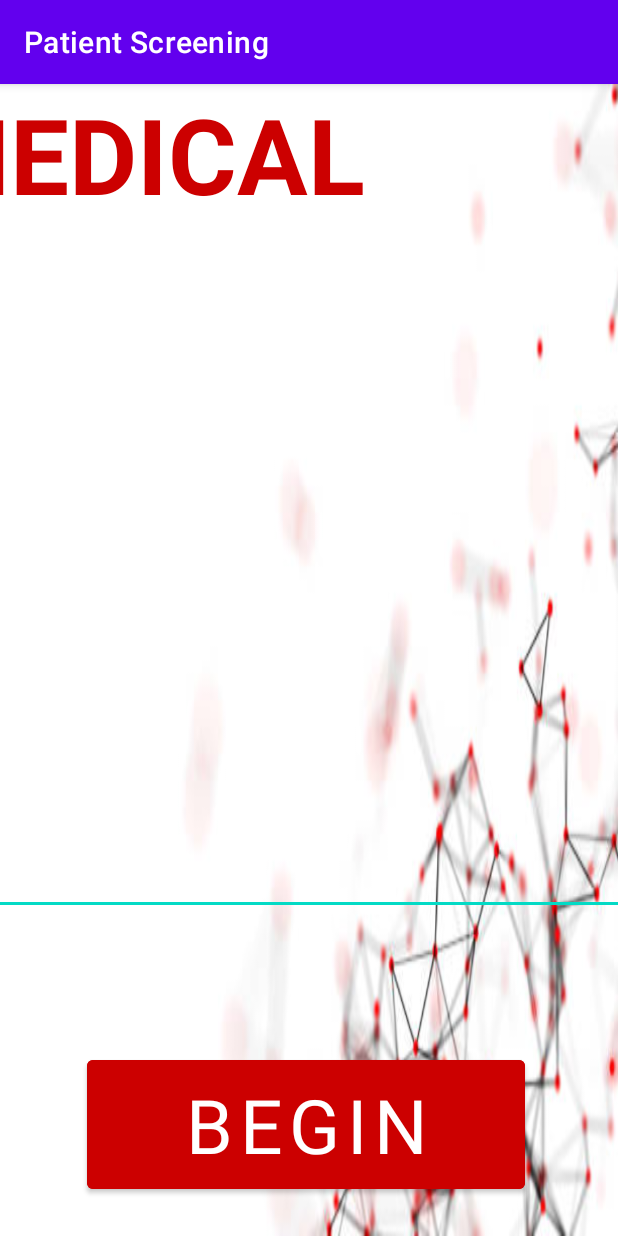
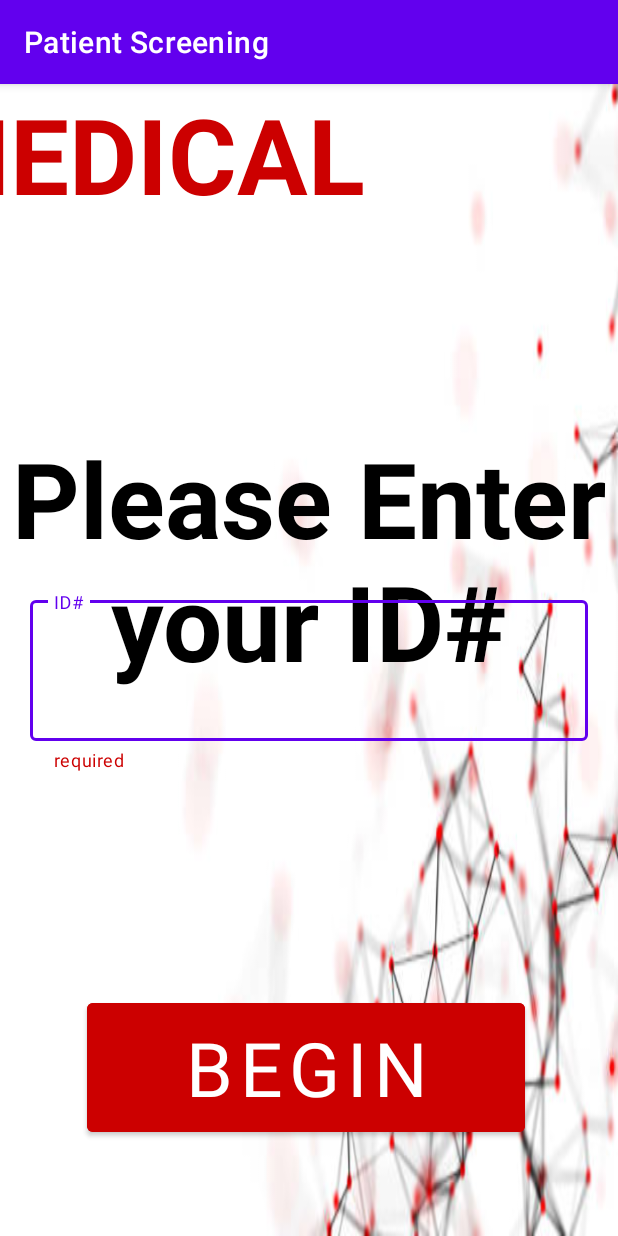
Before and after one commit to Conceited99/Major_Project, an Android app: the Welcome screen opened directly, with no data from a screen before it, after a tap on "BEGIN", on a phone screen of 412 x 824 dp. Run offline under Robolectric (Android 15) with nearby library versions, the phone set to English and light mode, and no system bars; libraries missing offline, so code that uses them is left out: androidx.camera.core, androidx.camera.lifecycle, org.tensorflow.lite; 1 statement that could not run was skipped.

Commit message:
Unique Identifier is now Id#

```diff
--- a/app/src/main/java/com/example/facemaskdetector/Welcome.kt
+++ b/app/src/main/java/com/example/facemaskdetector/Welcome.kt
@@ -17,9 +17,9 @@ class Welcome : AppCompatActivity() {
         setContentView(R.layout.activity_welcome)
         username = findViewById(R.id.Namefeild)
         Butt.setOnClickListener{
-            if(TextUtils.isEmpty(username.text))
+            if(TextUtils.isEmpty(username.text) || username.length() != 7)
             {
-                Toast.makeText(this, "PLEASE ENTER YOUR NAME", Toast.LENGTH_LONG).show()
+                Toast.makeText(this, "PLEASE DOUBLE CHECK ID#", Toast.LENGTH_LONG).show()
             }
              else {
                  val message = username.text.toString()
--- a/app/src/main/res/layout/activity_welcome.xml
+++ b/app/src/main/res/layout/activity_welcome.xml
@@ -27,38 +27,48 @@
 
     <TextView
         android:id="@+id/textname"
-        android:layout_width="1906dp"
-        android:layout_height="98dp"
+        android:layout_width="match_parent"
+        android:layout_height="wrap_content"
         android:layout_marginTop="296dp"
         android:fontFamily="sans-serif"
-        android:text="@string/please_enter_your_name"
+        android:text="Please Enter your ID#"
         android:textAlignment="center"
         android:textColor="@color/black"
         android:textSize="70sp"
         android:textStyle="bold"
+        app:layout_constraintBottom_toTopOf="@+id/textInputLayout"
         app:layout_constraintTop_toTopOf="@id/textView"
         tools:ignore="MissingConstraints"
         tools:layout_editor_absoluteX="7dp">
 
     </TextView>
 
-    <EditText
-        android:id="@+id/Namefeild"
-        android:layout_width="1812dp"
-        android:layout_height="140dp"
-        android:layout_marginTop="20dp"
-        android:autofillHints="Full Name"
-        android:inputType="text"
-        android:textSize="70sp"
-        android:textStyle="bold"
+    <com.google.android.material.textfield.TextInputLayout
+        android:id="@+id/textInputLayout"
+        style="@style/Widget.MaterialComponents.TextInputLayout.OutlinedBox.Dense"
+        android:layout_width="match_parent"
+        android:layout_height="wrap_content"
+        android:layout_marginHorizontal="20dp"
+        app:helperText="@string/Required"
+        app:helperTextTextColor="@color/red"
+        app:layout_constraintBottom_toTopOf="@+id/Butt"
         app:layout_constraintEnd_toEndOf="parent"
         app:layout_constraintHorizontal_bias="0.629"
         app:layout_constraintStart_toStartOf="parent"
-        app:layout_constraintTop_toBottomOf="@+id/textname"
-        tools:ignore="SpeakableTextPresentCheck">
+        app:layout_constraintTop_toBottomOf="@+id/textView">
 
-    </EditText>
+        <com.google.android.material.textfield.TextInputEditText
+            android:id="@+id/Namefeild"
+            android:layout_width="match_parent"
+            android:layout_height="match_parent"
+            android:hint="@string/id"
+            android:textSize="50dp"
+            android:inputType="number"
+            android:lines="1">
 
+        </com.google.android.material.textfield.TextInputEditText>
+
+    </com.google.android.material.textfield.TextInputLayout>
     <Button
         android:id="@+id/Butt"
         android:layout_width="292dp"
@@ -77,7 +87,6 @@
         app:layout_constraintEnd_toEndOf="parent"
         app:layout_constraintHorizontal_bias="0.513"
         app:layout_constraintStart_toStartOf="parent"
-        app:layout_constraintTop_toTopOf="@id/Namefeild"
         app:layout_constraintVertical_bias="0.83"
         tools:ignore="MissingConstraints">
 
--- a/app/src/main/res/values/strings.xml
+++ b/app/src/main/res/values/strings.xml
@@ -29,5 +29,7 @@
     <string name="instruct">Place your sanitized index finger on the sensor</string>
     <string name="pulse">Pulse</string>
     <string name="oxygen_levels">Oxygen Levels</string>
+    <string name="Required">required</string>
+    <string name="id">ID#</string>
 
 </resources>
```
Also changed, not shown: app/src/main/res/layout/activity_good_bye.xml (+0 -16 lines), app/src/main/res/layout/mainactivity2.xml (+6 -4 lines).
